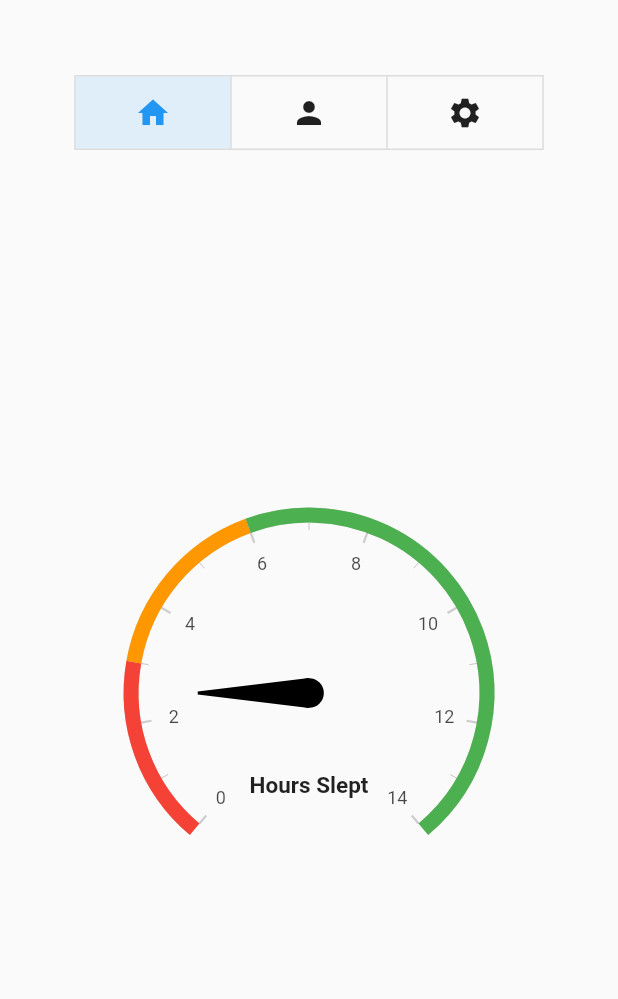
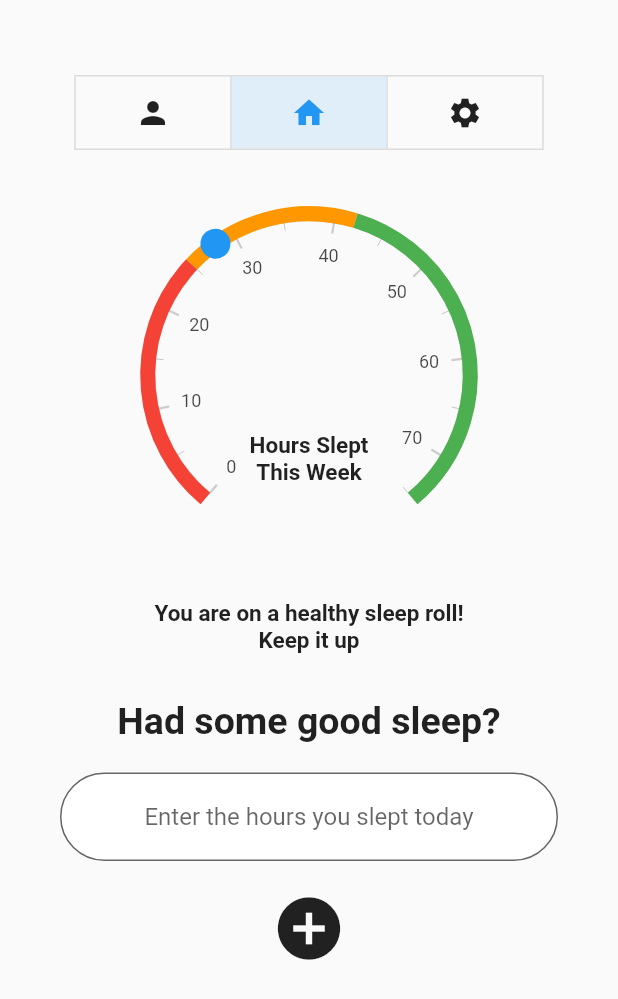
Before and after one commit to Rahul-JOON/Sleepfit, a Flutter app: the Homepage screen opened by its route, after a tap on the "home" icon, on a phone screen of 412 x 824 dp. Shown: the top 999 px of the screen. Run offline on Flutter 3.47's test engine with Material 2 defaults, Android fonts, the phone set to English and light mode, and no system bars; drawn by our look-alikes of syncfusion_flutter_gauges.

Commit message:
Pageview implementation

```diff
--- a/lib/home.dart
+++ b/lib/home.dart
@@ -1,6 +1,8 @@
 // ignore_for_file: prefer_const_constructors
 import 'package:flutter/material.dart';
 import 'package:sleepfit/maincontent.dart';
+import 'package:sleepfit/settings.dart';
+import 'package:sleepfit/profile.dart';
 
 class Homepage extends StatefulWidget {
   const Homepage({Key? key}) : super(key: key);
@@ -10,12 +12,15 @@ class Homepage extends StatefulWidget {
 }
 
 class _HomepageState extends State<Homepage> {
-  final List<bool> _selectedgender = <bool>[true, false, false];
+  final List<bool> _selectedgender = <bool>[false, true, false];
+  PageController pageController = PageController(initialPage: 1);
+  int pageChanged = 1;
 
   @override
   Widget build(BuildContext context) {
     return (Scaffold(
-        body: Column(
+        body: SingleChildScrollView(
+      child: Column(
         children: [
           Container(
             alignment: Alignment.bottomCenter,
@@ -27,11 +32,11 @@ class _HomepageState extends State<Homepage> {
                   Container(
                       width: (MediaQuery.of(context).size.width) / 4,
                       //decoration: BoxDecoration(color: Colors.yellow),
-                    child: Icon(Icons.home)),
+                      child: Icon(Icons.person)),
                   Container(
                       width: (MediaQuery.of(context).size.width) / 4,
                       //decoration: BoxDecoration(color: Colors.red),
-                    child: Icon(Icons.person)),
+                      child: Icon(Icons.home)),
                   Container(
                       width: (MediaQuery.of(context).size.width) / 4,
                       //decoration: BoxDecoration(color: Colors.orange),
@@ -44,15 +49,47 @@ class _HomepageState extends State<Homepage> {
                     for (int i = 0; i < _selectedgender.length; i++) {
                       _selectedgender[i] = i == index;
                     }
+                    pageController.animateToPage(index,
+                        duration: Duration(milliseconds: 250),
+                        curve: Curves.bounceInOut);
                   });
                 }),
           ),
+          SizedBox(
+            height: MediaQuery.of(context).size.height - 100,
+            child: Expanded(
+              child: PageView(
+                controller: pageController,
+                onPageChanged: (int index) {
+                  setState(() {
+                    pageChanged = index;
+                    for (int i = 0; i < _selectedgender.length; i++) {
+                      _selectedgender[i] = i == index;
+                    }
+                  });
+                },
+                children: [
+                  Container(
+                      decoration: BoxDecoration(color: Colors.red),
+                      width: MediaQuery.of(context).size.width,
+                      height: MediaQuery.of(context).size.height - 100,
+                      child: profile()),
                   Container(
                       decoration: BoxDecoration(color: Colors.yellow),
                       width: MediaQuery.of(context).size.width,
                       height: MediaQuery.of(context).size.height - 100,
                       child: Maincontent()),
+                  Container(
+                      decoration: BoxDecoration(color: Colors.yellow),
+                      width: MediaQuery.of(context).size.width,
+                      height: MediaQuery.of(context).size.height - 100,
+                      child: Settings()),
                 ],
+              ),
+            ),
+          ),
+        ],
+      ),
     )));
   }
 }
--- a/lib/maincontent.dart
+++ b/lib/maincontent.dart
@@ -13,35 +13,99 @@ class _MaincontentState extends State<Maincontent> {
   @override
   Widget build(BuildContext context) {
     return (Scaffold(
-      body: Container(
+      body: Column(
+        children: [
+          Container(
+            margin: EdgeInsets.symmetric(vertical: 25),
+            height: 250,
             //decoration: BoxDecoration(color: Colors.red),
             child: SfRadialGauge(
               axes: [
                 RadialAxis(
-                radiusFactor: 0.6,
+                    radiusFactor: 0.9,
                     showAxisLine: true,
                     minimum: 0,
-                maximum: 14,
+                    maximum: 75,
                     ranges: [
-                  GaugeRange(startValue: 0, endValue: 3, color: Colors.red),
-                  GaugeRange(startValue: 3, endValue: 6, color: Colors.orange),
-                  GaugeRange(startValue: 6, endValue: 14, color: Colors.green),
+                      GaugeRange(
+                          startValue: 0, endValue: 25, color: Colors.red),
+                      GaugeRange(
+                          startValue: 25, endValue: 42, color: Colors.orange),
+                      GaugeRange(
+                          startValue: 42, endValue: 75, color: Colors.green),
                     ],
                     pointers: <GaugePointer>[
-                  NeedlePointer(value: 2.5)
+                      MarkerPointer(
+                        enableDragging: true,
+                        value: 28,
+                        markerHeight: 20,
+                        markerWidth: 20,
+                        markerType: MarkerType.circle,
+                        overlayColor: Colors.blue.withOpacity(0.12),
+                        overlayRadius: 15,
+                      )
                     ],
                     annotations: <GaugeAnnotation>[
                       GaugeAnnotation(
                           widget: Container(
-                          child: Text('Hours Slept',
+                              child: Text('Hours Slept\nThis Week',
+                                  textAlign: TextAlign.center,
                                   style: TextStyle(
-                                  fontSize: 15, fontWeight: FontWeight.bold))),
+                                      fontSize: 15,
+                                      fontWeight: FontWeight.bold))),
                           angle: 90,
                           positionFactor: 0.5)
                     ])
               ],
             ),
           ),
+          Container(
+            child: Text(
+              'You are on a healthy sleep roll!\nKeep it up',
+              textAlign: TextAlign.center,
+              style: TextStyle(fontWeight: FontWeight.bold, fontSize: 15),
+            ),
+          ),
+          SizedBox(
+            height: 30,
+          ),
+          Container(
+            child: Text(
+              'Had some good sleep?',
+              style: TextStyle(fontSize: 25, fontWeight: FontWeight.bold),
+            ),
+          ),
+          SizedBox(height: 20),
+          Container(
+            margin: EdgeInsets.symmetric(horizontal: 40),
+            child: TextField(
+              textAlign: TextAlign.center,
+              obscureText: false,
+              decoration: InputDecoration(
+                fillColor: Colors.white,
+                hoverColor: Colors.blue,
+                //floatingLabelBehavior: FloatingLabelBehavior.auto,
+                filled: true,
+                //suffixIcon: Icon(Icons.person),
+                border:
+                    OutlineInputBorder(borderRadius: BorderRadius.circular(30)),
+                hintText: 'Enter the hours you slept today',
+                labelStyle: TextStyle(
+                    color: Colors.grey,
+                    fontWeight: FontWeight.bold,
+                    fontSize: 20),
+              ),
+            ),
+          ),
+          SizedBox(
+            height: 20,
+          ),
+          Icon(
+            Icons.add_circle,
+            size: 50,
+          ),
+        ],
+      ),
     ));
   }
 }
--- /dev/null
+++ b/lib/profile.dart
@@ -0,0 +1,16 @@
+// ignore_for_file: prefer_const_constructors
+import 'package:flutter/material.dart';
+
+class profile extends StatefulWidget {
+  const profile({Key? key}) : super(key: key);
+
+  @override
+  State<profile> createState() => _profileState();
+}
+
+class _profileState extends State<profile> {
+  @override
+  Widget build(BuildContext context) {
+    return (Scaffold());
+  }
+}
--- /dev/null
+++ b/lib/settings.dart
@@ -0,0 +1,16 @@
+// ignore_for_file: prefer_const_constructors
+import 'package:flutter/material.dart';
+
+class Settings extends StatefulWidget {
+  const Settings({Key? key}) : super(key: key);
+
+  @override
+  State<Settings> createState() => _SettingsState();
+}
+
+class _SettingsState extends State<Settings> {
+  @override
+  Widget build(BuildContext context) {
+    return (Scaffold());
+  }
+}
```
Also changed, not shown: 1 other file. Lines whose indentation alone changed are shown as unchanged.
